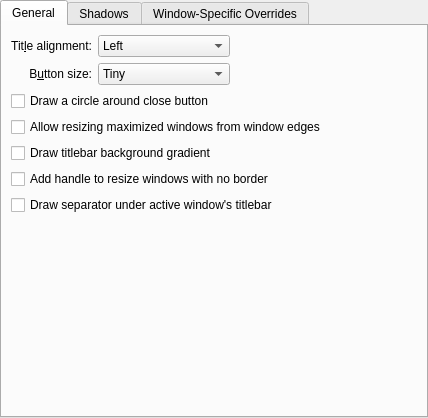
The window that kdecoration/config/ui/breezeconfigurationui.ui (feren-OS/kwin-theme-inspire) describes before a commit, drawn with Qt 5.
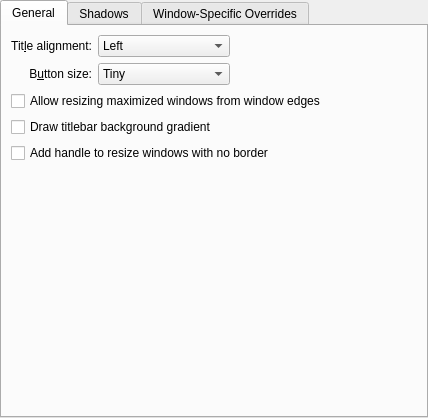
The same window after the commit. Custom widgets are drawn as their Qt base class.

Patch:
```diff
--- a/kdecoration/config/ui/breezeconfigurationui.ui
+++ b/kdecoration/config/ui/breezeconfigurationui.ui
@@ -138,35 +138,21 @@
          </property>
         </spacer>
        </item>
-       <item row="5" column="0" colspan="3">
+       <item row="4" column="0" colspan="3">
         <widget class="QCheckBox" name="drawSizeGrip">
          <property name="text">
           <string>Add handle to resize windows with no border</string>
          </property>
         </widget>
        </item>
-       <item row="6" column="0" colspan="3">
-        <widget class="QCheckBox" name="drawTitleBarSeparator">
-         <property name="text">
-          <string>Draw separator under active window's titlebar</string>
-         </property>
-        </widget>
-       </item>
-       <item row="3" column="0" colspan="3">
+       <item row="2" column="0" colspan="3">
         <widget class="QCheckBox" name="drawBorderOnMaximizedWindows">
          <property name="text">
           <string>Allow resizing maximized windows from window edges</string>
          </property>
         </widget>
        </item>
-       <item row="2" column="0" colspan="3">
-        <widget class="QCheckBox" name="outlineCloseButton">
-         <property name="text">
-          <string>Draw a circle around close button</string>
-         </property>
-        </widget>
-       </item>
-       <item row="4" column="0" colspan="3">
+       <item row="3" column="0" colspan="3">
         <widget class="QCheckBox" name="drawBackgroundGradient">
          <property name="text">
           <string>Draw titlebar background gradient</string>
```
Left out of the diff: 2 changed lines with no effect on the pictures.
